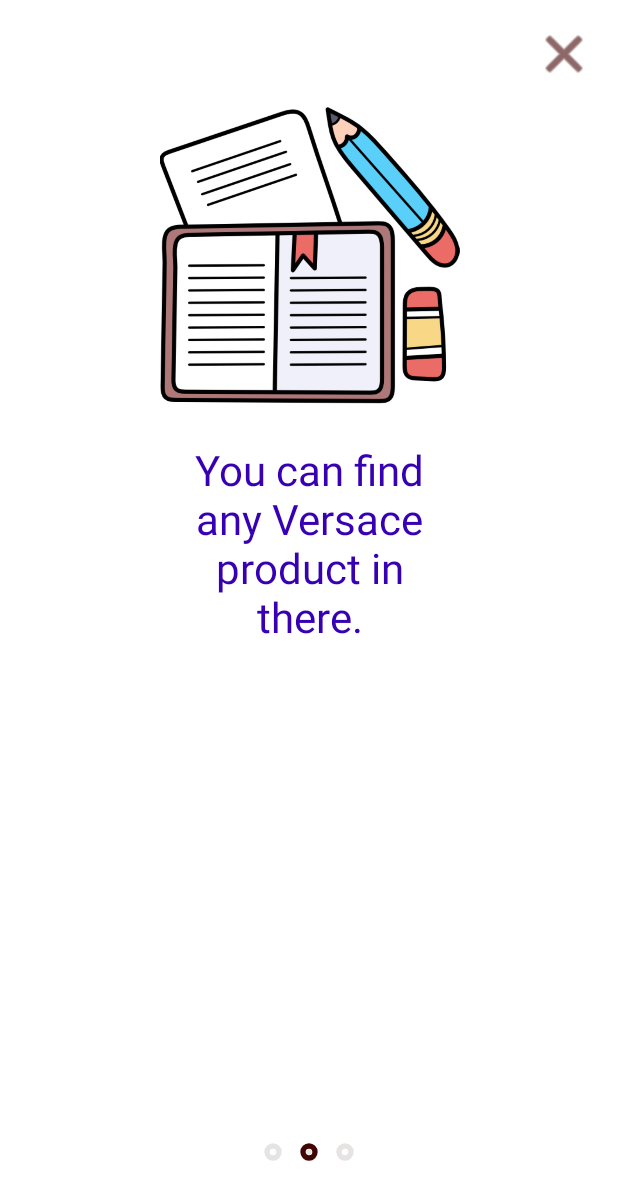
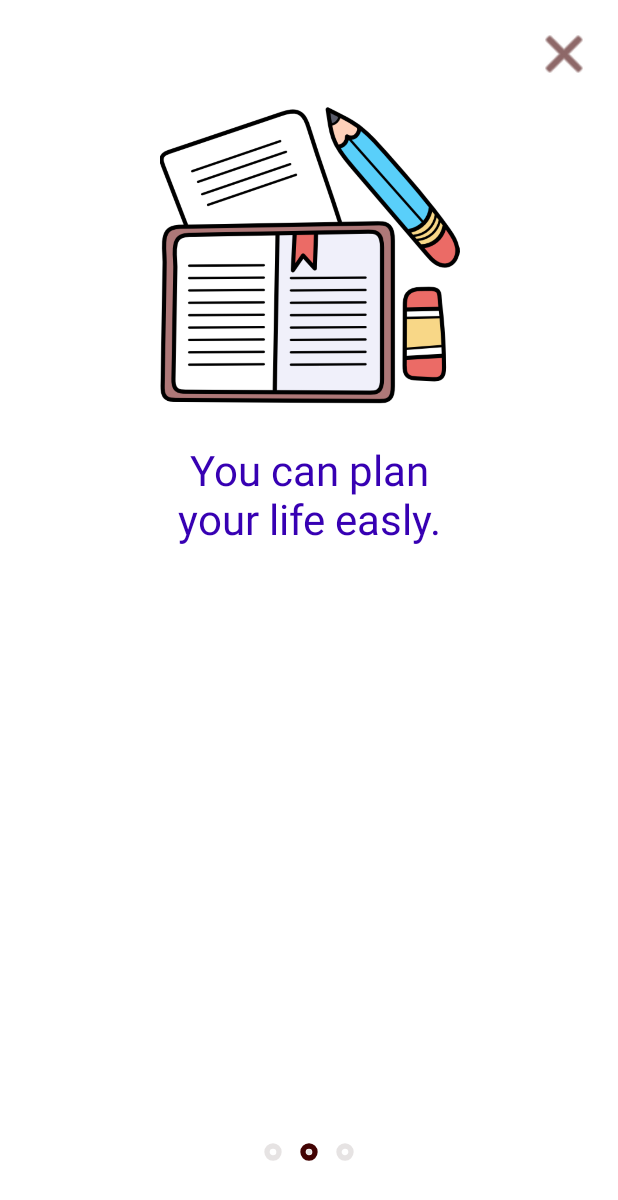
Before and after one commit to sumeyraozugur/TodoApplication, an Android app: the screen it shows after launch (MainActivity), item 2 of the bottom bar chosen, on a phone screen of 412 x 824 dp. Shown: the top 1200 px of the screen. Run offline under Robolectric (Android 15) with nearby library versions, the phone set to English and light mode, and no system bars; our stand-ins replace navigation-ui.

Commit message:
design and viewpage

```diff
--- a/app/build.gradle
+++ b/app/build.gradle
@@ -59,4 +59,8 @@ dependencies {
     kapt "androidx.room:room-compiler:2.4.3"
 
 
+
+    implementation"androidx.work:work-runtime-ktx:2.7.1"
+
+
 }
--- a/app/src/main/java/com/example/todo/ui/viewpage/ViewPageFragment.kt
+++ b/app/src/main/java/com/example/todo/ui/viewpage/ViewPageFragment.kt
@@ -20,11 +20,11 @@ class ViewPageFragment : Fragment(R.layout.fragment_view_page) {
 
 
         val bannerList = listOf(
-            ViewPageModel(R.drawable.exam, "Welcome to bazaar e-commerce app."),
-            ViewPageModel(R.drawable.homeworks, "You can find any Versace product in there."),
+            ViewPageModel(R.drawable.exam, "Welcome to TodoApp"),
+            ViewPageModel(R.drawable.homeworks, "You can plan your life easly."),
             ViewPageModel(
                 R.drawable.homeworkk,
-                "All you have to do is become a member and shop as you wish."
+                "Planning your life gives you control ."
             ),
         )
         adapter = BannerAdapter(bannerList, object : OnNavigateListener {
```
